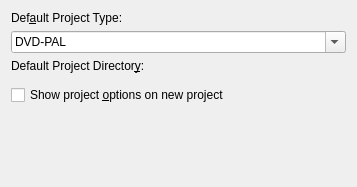
Old version of the form src/kmfoptions.ui in the repository google-code-export/kmediafactory.
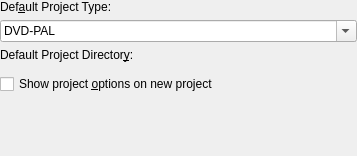
New version of the form. Custom widgets are drawn as their Qt base class.

Diff of the .ui file:
```diff
--- a/src/kmfoptions.ui
+++ b/src/kmfoptions.ui
@@ -6,18 +6,27 @@
     <x>0</x>
     <y>0</y>
     <width>357</width>
-    <height>187</height>
+    <height>156</height>
    </rect>
   </property>
   <property name="windowTitle" >
    <string>KMediaFactory Settings</string>
   </property>
   <layout class="QVBoxLayout" >
-   <property name="margin" >
-    <number>11</number>
-   </property>
    <property name="spacing" >
-    <number>6</number>
+    <number>-1</number>
+   </property>
+   <property name="leftMargin" >
+    <number>0</number>
+   </property>
+   <property name="topMargin" >
+    <number>0</number>
+   </property>
+   <property name="rightMargin" >
+    <number>0</number>
+   </property>
+   <property name="bottomMargin" >
+    <number>0</number>
    </property>
    <item>
     <widget class="QLabel" name="typeLabel" >
@@ -99,7 +108,7 @@
  <customwidgets>
   <customwidget>
    <class>KUrlRequester</class>
-   <extends>QWidget</extends>
+   <extends>QFrame</extends>
    <header>kurlrequester.h</header>
    <container>1</container>
   </customwidget>
```
